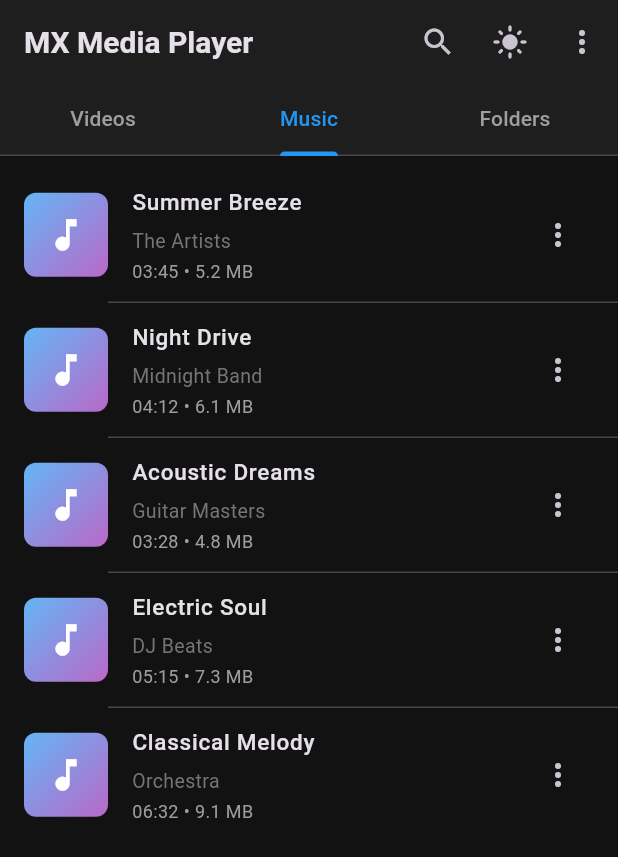
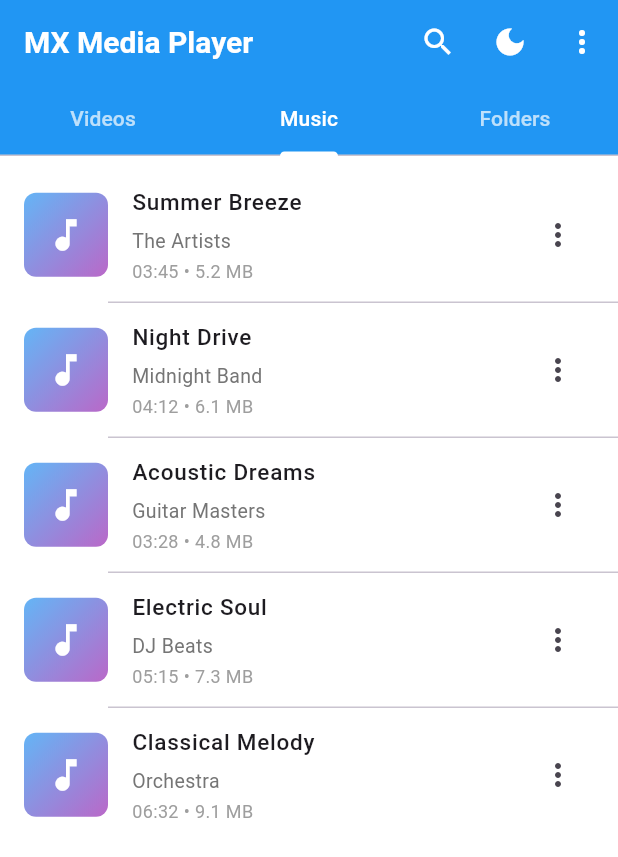
Before and after one commit to JAYASIMMA/Media-Player-Application-using-flutter, a Flutter app: the screen it shows after launch, tab 2 chosen, after a tap on the "dark mode" icon, on a phone screen of 412 x 824 dp. Shown: the top 857 px of the screen. Run offline on Flutter 3.47's test engine with Material 3 defaults, Android fonts, the phone set to English and light mode, and no system bars; our stand-ins replace audioplayers, permission_handler, video_player.

Commit message:
feat: Implement core media player application structure with tabbed home page and theme switching.

```diff
--- a/lib/main.dart
+++ b/lib/main.dart
@@ -1,38 +1,33 @@
 import 'package:flutter/material.dart';
 import 'package:flutter/services.dart';
+import 'package:provider/provider.dart';
 import 'pages/home_page.dart';
+import 'services/theme_provider.dart';
 
 void main() {
   WidgetsFlutterBinding.ensureInitialized();
-  SystemChrome.setPreferredOrientations([
-    DeviceOrientation.portraitUp,
-  ]);
-  runApp(const MediaPlayerApp());
+  SystemChrome.setPreferredOrientations([DeviceOrientation.portraitUp]);
+  runApp(
+    ChangeNotifierProvider(
+      create: (_) => ThemeProvider(),
+      child: const MediaPlayerApp(),
+    ),
+  );
 }
 
-class MediaPlayerApp extends StatefulWidget {
+class MediaPlayerApp extends StatelessWidget {
   const MediaPlayerApp({Key? key}) : super(key: key);
 
   @override
-  State<MediaPlayerApp> createState() => _MediaPlayerAppState();
-}
-class _MediaPlayerAppState extends State<MediaPlayerApp> {
-  ThemeMode _themeMode = ThemeMode.light;
-
-  void toggleTheme() {
-    setState(() {
-      _themeMode = _themeMode == ThemeMode.light ? ThemeMode.dark : ThemeMode.light;
-    });
-  }
-
-  @override
   Widget build(BuildContext context) {
+    return Consumer<ThemeProvider>(
+      builder: (context, themeProvider, child) {
         return MaterialApp(
           title: 'MX Media Player',
           debugShowCheckedModeBanner: false,
-      themeMode: _themeMode,
+          themeMode: themeProvider.themeMode,
           theme: ThemeData(
-        useMaterial3: true, // It's good practice to enable Material 3
+            useMaterial3: true,
             primarySwatch: Colors.blue,
             scaffoldBackgroundColor: Colors.white,
             brightness: Brightness.light,
@@ -48,15 +43,14 @@ class _MediaPlayerAppState extends State<MediaPlayerApp> {
                 fontWeight: FontWeight.bold,
               ),
             ),
-        // --- CHANGE IS HERE ---
-        tabBarTheme: const TabBarThemeData( // Use TabBarThemeData
+            tabBarTheme: const TabBarThemeData(
               labelColor: Colors.white,
               unselectedLabelColor: Colors.white70,
               indicatorColor: Colors.white,
             ),
           ),
           darkTheme: ThemeData(
-        useMaterial3: true, // It's good practice to enable Material 3
+            useMaterial3: true,
             primarySwatch: Colors.blue,
             scaffoldBackgroundColor: const Color(0xFF121212),
             brightness: Brightness.dark,
@@ -66,14 +60,15 @@ class _MediaPlayerAppState extends State<MediaPlayerApp> {
               elevation: 0,
               centerTitle: false,
             ),
-        // --- AND HERE ---
-        tabBarTheme: const TabBarThemeData( // Use TabBarThemeData
+            tabBarTheme: const TabBarThemeData(
               labelColor: Colors.blue,
               unselectedLabelColor: Colors.grey,
               indicatorColor: Colors.blue,
             ),
           ),
-      home: HomePage(onThemeToggle: toggleTheme, currentTheme: _themeMode),
+          home: const HomePage(),
+        );
+      },
     );
   }
 }
--- a/lib/pages/home_page.dart
+++ b/lib/pages/home_page.dart
@@ -1,27 +1,24 @@
 // Save this in: lib/pages/home_page.dart
 
 import 'package:flutter/material.dart';
+import 'package:provider/provider.dart';
 import 'videos_page.dart';
 import 'music_page.dart';
 import 'folders_page.dart';
+import 'settings_page.dart';
 import '../../models/media_item.dart';
 import '../../services/media_service.dart';
+import '../../services/theme_provider.dart';
 
 class HomePage extends StatefulWidget {
-  final VoidCallback onThemeToggle;
-  final ThemeMode currentTheme;
-
-  const HomePage({
-    Key? key,
-    required this.onThemeToggle,
-    required this.currentTheme,
-  }) : super(key: key);
+  const HomePage({Key? key}) : super(key: key);
 
   @override
   State<HomePage> createState() => _HomePageState();
 }
 
-class _HomePageState extends State<HomePage> with SingleTickerProviderStateMixin {
+class _HomePageState extends State<HomePage>
+    with SingleTickerProviderStateMixin {
   late TabController _tabController;
   final MediaService _mediaService = MediaService();
   bool _isLoading = false;
@@ -48,7 +45,9 @@ class _HomePageState extends State<HomePage> with SingleTickerProviderStateMixin
 
   @override
   Widget build(BuildContext context) {
-    final isDark = widget.currentTheme == ThemeMode.dark;
+    // Access theme provider
+    final themeProvider = Provider.of<ThemeProvider>(context);
+    final isDark = themeProvider.isDarkMode;
 
     return Scaffold(
       appBar: AppBar(
@@ -65,12 +64,19 @@ class _HomePageState extends State<HomePage> with SingleTickerProviderStateMixin
           ),
           IconButton(
             icon: Icon(isDark ? Icons.light_mode : Icons.dark_mode),
-            onPressed: widget.onThemeToggle,
+            onPressed: () {
+              themeProvider.toggleTheme(isDark);
+            },
           ),
           PopupMenuButton<String>(
             onSelected: (value) {
               if (value == 'refresh') {
                 _requestPermissionsAndLoadMedia();
+              } else if (value == 'settings') {
+                Navigator.push(
+                  context,
+                  MaterialPageRoute(builder: (context) => const SettingsPage()),
+                );
               }
             },
             itemBuilder: (context) => [
--- /dev/null
+++ b/lib/services/theme_provider.dart
@@ -0,0 +1,29 @@
+import 'package:flutter/material.dart';
+
+class ThemeProvider extends ChangeNotifier {
+  ThemeMode _themeMode = ThemeMode.system;
+
+  ThemeMode get themeMode => _themeMode;
+
+  bool get isDarkMode {
+    if (_themeMode == ThemeMode.system) {
+      // In a real app, you might want to check the platform dispatcher here,
+      // but for simple toggling logic, we can just rely on the UI to update based on system.
+      // However, for the 'isDark' boolean check sometimes used in UI, we might need context.
+      // For now, let's just return false if system, or handle it where used.
+      // But typically, 'isDarkMode' helper is better derived from context.
+      return _themeMode == ThemeMode.dark;
+    }
+    return _themeMode == ThemeMode.dark;
+  }
+
+  void setThemeMode(ThemeMode mode) {
+    _themeMode = mode;
+    notifyListeners();
+  }
+
+  void toggleTheme(bool isDark) {
+    _themeMode = isDark ? ThemeMode.dark : ThemeMode.light;
+    notifyListeners();
+  }
+}
--- a/pubspec.yaml
+++ b/pubspec.yaml
@@ -38,6 +38,7 @@ dependencies:
   video_player: ^2.10.1
   permission_handler: ^12.0.1
   path: ^1.9.1
+  provider: ^6.1.5+1
 
 dev_dependencies:
   flutter_test:
```
Also changed, not shown: lib/pages/settings_page.dart (added, +82 -0 lines), pubspec.lock. Lines whose indentation alone changed are shown as unchanged.
